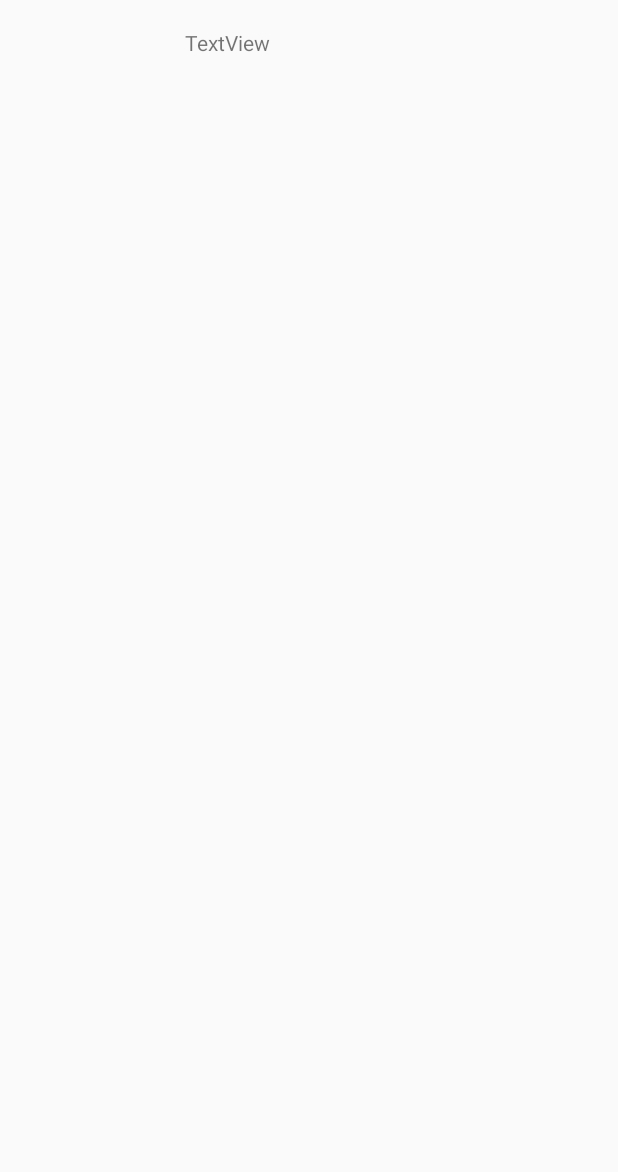
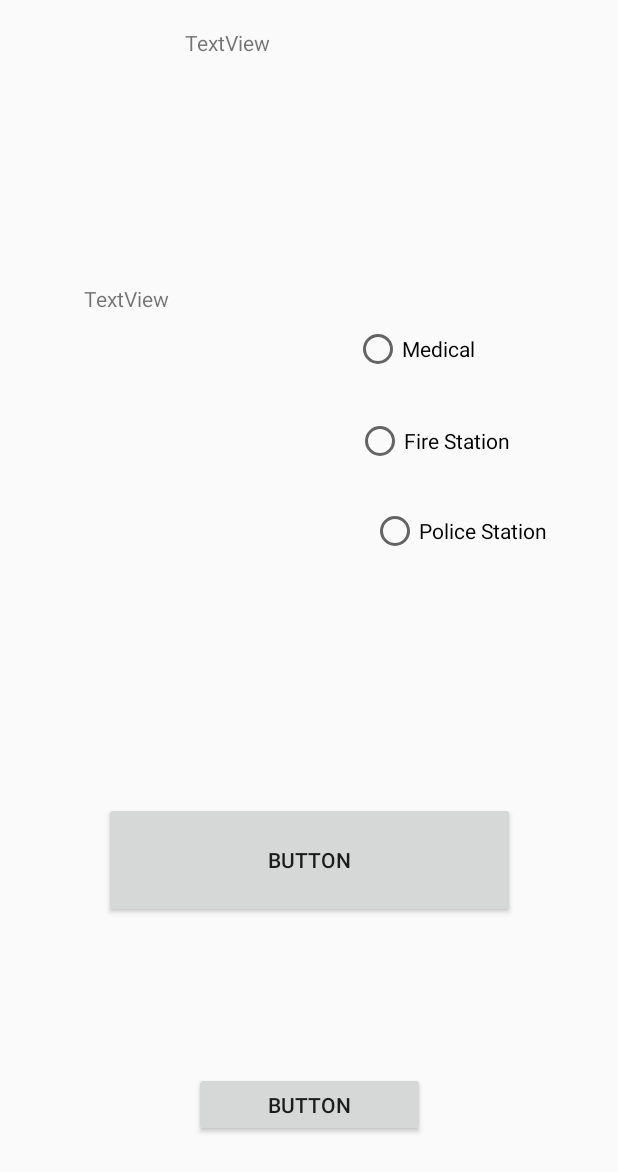
Before and after one commit to tanaytoshniwal/Alpha_BAT, an Android app: the UserActivity screen opened directly, with no data from a screen before it, on a phone screen of 412 x 824 dp. Before the commit the part shown is almost empty. Shown: the top 1172 px of the screen. Run offline under Robolectric (Android 15) with nearby library versions, the phone set to English and light mode, and no system bars.

Commit message:
First Commit

```diff
--- a/app/build.gradle
+++ b/app/build.gradle
@@ -27,6 +27,7 @@ dependencies {
     compile 'com.android.support:appcompat-v7:26.+'
     compile 'com.android.support.constraint:constraint-layout:1.0.2'
     compile 'com.android.support:design:26.+'
+    compile 'com.google.android.gms:play-services-maps:11.0.4'
     testCompile 'junit:junit:4.12'
 }
 apply plugin: 'com.google.gms.google-services'
--- a/app/src/main/AndroidManifest.xml
+++ b/app/src/main/AndroidManifest.xml
@@ -26,7 +26,8 @@
         <activity android:name=".UserActivity" />
         <activity android:name=".ServiceProviderActivity" />
         <activity android:name=".UpdateActivity" />
-        <activity android:name=".SignupActivity"></activity>
+        <activity android:name=".SignupActivity" />
+        <activity android:name=".TrustedContactActivity"></activity>
     </application>
 
 </manifest>
--- /dev/null
+++ b/app/src/main/java/com/alphabat/guardians/TrustedContactActivity.java
@@ -0,0 +1,13 @@
+package com.alphabat.guardians;
+
+import android.support.v7.app.AppCompatActivity;
+import android.os.Bundle;
+
+public class TrustedContactActivity extends AppCompatActivity {
+
+    @Override
+    protected void onCreate(Bundle savedInstanceState) {
+        super.onCreate(savedInstanceState);
+        setContentView(R.layout.activity_trusted_contact);
+    }
+}
--- /dev/null
+++ b/app/src/main/res/layout/activity_trusted_contact.xml
@@ -0,0 +1,9 @@
+<?xml version="1.0" encoding="utf-8"?>
+<android.support.constraint.ConstraintLayout xmlns:android="http://schemas.android.com/apk/res/android"
+    xmlns:app="http://schemas.android.com/apk/res-auto"
+    xmlns:tools="http://schemas.android.com/tools"
+    android:layout_width="match_parent"
+    android:layout_height="match_parent"
+    tools:context="com.alphabat.guardians.TrustedContactActivity">
+
+</android.support.constraint.ConstraintLayout>
--- a/app/src/main/res/layout/activity_user.xml
+++ b/app/src/main/res/layout/activity_user.xml
@@ -19,5 +19,118 @@
         android:layout_marginTop="8dp"
         app:layout_constraintBottom_toBottomOf="parent"
         android:layout_marginBottom="8dp"
-        app:layout_constraintVertical_bias="0.014" />
+        app:layout_constraintVertical_bias="0.014"
+        android:layout_marginStart="8dp"
+        android:layout_marginEnd="8dp" />
+
+    <TextView
+        android:id="@+id/textView15"
+        android:layout_width="wrap_content"
+        android:layout_height="wrap_content"
+        android:text="TextView"
+        app:layout_constraintBottom_toBottomOf="parent"
+        android:layout_marginBottom="8dp"
+        app:layout_constraintTop_toTopOf="parent"
+        android:layout_marginTop="8dp"
+        android:layout_marginRight="8dp"
+        app:layout_constraintRight_toRightOf="parent"
+        android:layout_marginLeft="8dp"
+        app:layout_constraintVertical_bias="0.23"
+        app:layout_constraintLeft_toLeftOf="parent"
+        app:layout_constraintHorizontal_bias="0.141"
+        android:layout_marginStart="8dp"
+        android:layout_marginEnd="8dp" />
+
+            <RadioButton
+                android:id="@+id/rb1"
+                android:layout_width="wrap_content"
+                android:layout_height="wrap_content"
+                android:text="Medical"
+                android:layout_marginStart="20dp"
+                android:layout_above="@+id/rb2"
+                android:layout_alignParentStart="true"
+                android:layout_marginRight="8dp"
+                app:layout_constraintRight_toRightOf="parent"
+                android:layout_marginLeft="8dp"
+                app:layout_constraintLeft_toLeftOf="parent"
+                app:layout_constraintTop_toTopOf="parent"
+                android:layout_marginTop="8dp"
+                app:layout_constraintBottom_toBottomOf="parent"
+                android:layout_marginBottom="8dp"
+                app:layout_constraintHorizontal_bias="0.713"
+                app:layout_constraintVertical_bias="0.269" />
+
+            <RadioButton
+                android:id="@+id/rb2"
+                android:layout_width="wrap_content"
+                android:layout_height="wrap_content"
+                android:layout_alignStart="@+id/rb1"
+                android:layout_centerVertical="true"
+                android:text="Police Station"
+                android:layout_marginTop="8dp"
+                app:layout_constraintBottom_toBottomOf="parent"
+                android:layout_marginBottom="8dp"
+                android:layout_marginLeft="8dp"
+                android:layout_marginRight="8dp"
+                app:layout_constraintRight_toRightOf="parent"
+                app:layout_constraintHorizontal_bias="0.859"
+                app:layout_constraintVertical_bias="0.425"
+                app:layout_constraintLeft_toLeftOf="parent"
+                app:layout_constraintTop_toTopOf="parent" />
+
+    <Button
+        android:id="@+id/button3"
+        android:layout_width="154dp"
+        android:layout_height="43dp"
+        android:text="Button"
+        android:layout_marginRight="8dp"
+        app:layout_constraintRight_toRightOf="parent"
+        android:layout_marginLeft="8dp"
+        app:layout_constraintLeft_toLeftOf="parent"
+        app:layout_constraintTop_toTopOf="parent"
+        android:layout_marginTop="8dp"
+        app:layout_constraintBottom_toBottomOf="parent"
+        android:layout_marginBottom="8dp"
+        app:layout_constraintVertical_bias="0.924" />
+
+    <RadioButton
+        android:id="@+id/rb3"
+        android:layout_width="wrap_content"
+        android:layout_height="wrap_content"
+        android:layout_above="@+id/radioGroup2"
+        android:layout_alignParentStart="true"
+        android:layout_marginStart="27dp"
+        android:text="Fire Station"
+        android:layout_marginTop="8dp"
+        android:layout_marginRight="8dp"
+        app:layout_constraintRight_toRightOf="parent"
+        android:layout_marginLeft="8dp"
+        app:layout_constraintLeft_toLeftOf="parent"
+        app:layout_constraintBottom_toBottomOf="parent"
+        android:layout_marginBottom="8dp"
+        app:layout_constraintHorizontal_bias="0.766"
+        app:layout_constraintVertical_bias="0.348"
+        app:layout_constraintTop_toTopOf="parent" />
+
+    <com.google.android.gms.maps.MapView
+        android:id="@+id/mapView"
+        android:layout_width="wrap_content"
+        android:layout_height="wrap_content" />
+
+    <Button
+        android:id="@+id/button4"
+        android:layout_width="274dp"
+        android:layout_height="77dp"
+        android:text="Button"
+        android:layout_marginRight="8dp"
+        app:layout_constraintRight_toRightOf="parent"
+        android:layout_marginLeft="8dp"
+        app:layout_constraintLeft_toLeftOf="parent"
+        app:layout_constraintBottom_toBottomOf="parent"
+        android:layout_marginBottom="8dp"
+        app:layout_constraintTop_toTopOf="parent"
+        android:layout_marginTop="8dp"
+        app:layout_constraintVertical_bias="0.721" />
+
+
 </android.support.constraint.ConstraintLayout>
```
